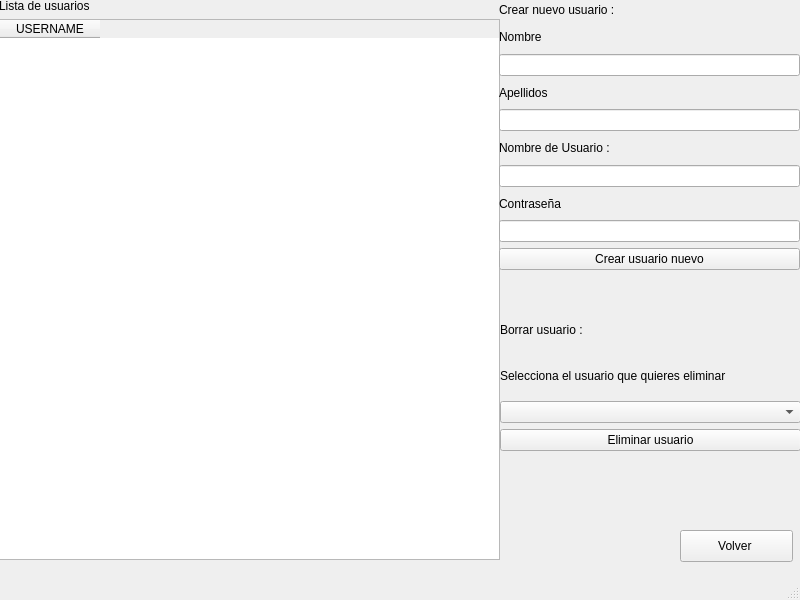
First picture: the form in Resources/UI/VentanaUsuarios.ui, repository 40CompilerErrors/Proyecto2, before the edit.
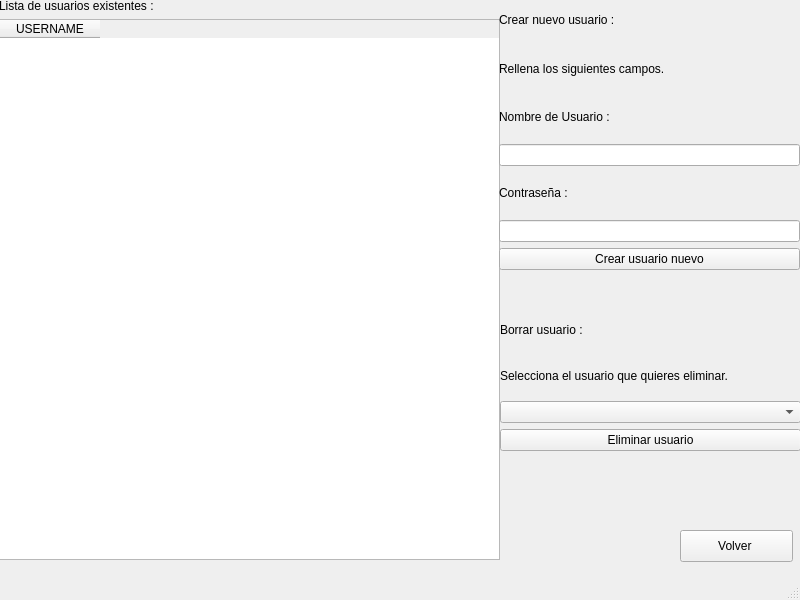
Second picture: the form after the edit.

Commit message: Actualizacion ventana admin gestor usuarios

What changed in the file:
```diff
--- a/Resources/UI/VentanaUsuarios.ui
+++ b/Resources/UI/VentanaUsuarios.ui
@@ -27,7 +27,7 @@
      <item>
       <widget class="QLabel" name="label">
        <property name="text">
-        <string>Lista de usuarios </string>
+        <string>Lista de usuarios existentes :</string>
        </property>
       </widget>
      </item>
@@ -62,23 +62,10 @@
      <item>
       <widget class="QLabel" name="label_2">
        <property name="text">
-        <string>Nombre</string>
+        <string>Rellena los siguientes campos.</string>
        </property>
       </widget>
      </item>
-     <item>
-      <widget class="QLineEdit" name="lineEdit"/>
-     </item>
-     <item>
-      <widget class="QLabel" name="label_3">
-       <property name="text">
-        <string>Apellidos</string>
-       </property>
-      </widget>
-     </item>
-     <item>
-      <widget class="QLineEdit" name="lineEdit_2"/>
-     </item>
      <item>
       <widget class="QLabel" name="label_4">
        <property name="text">
@@ -92,7 +79,7 @@
      <item>
       <widget class="QLabel" name="label_5">
        <property name="text">
-        <string>Contraseña</string>
+        <string>Contraseña :</string>
        </property>
       </widget>
      </item>
@@ -128,7 +115,7 @@
      <item>
       <widget class="QLabel" name="label_8">
        <property name="text">
-        <string>Selecciona el usuario que quieres eliminar</string>
+        <string>Selecciona el usuario que quieres eliminar.</string>
        </property>
       </widget>
      </item>
```
